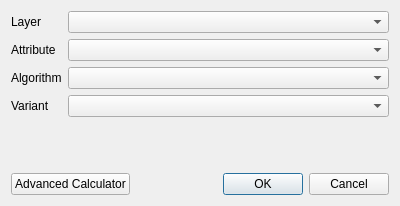
gem/oq-irmt-qgis, file svir/ui_normalization.ui: the form before one commit.
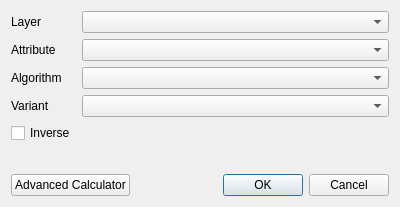
The form after the commit.

Commit message: Preliminary attempt to create inverse transformations and to implement ranking variants

What changed in the file:
```diff
--- a/svir/ui_normalization.ui
+++ b/svir/ui_normalization.ui
@@ -10,7 +10,7 @@
     <x>0</x>
     <y>0</y>
     <width>400</width>
-    <height>206</height>
+    <height>207</height>
    </rect>
   </property>
   <property name="windowTitle">
@@ -62,6 +62,13 @@
      <item row="3" column="1">
       <widget class="QComboBox" name="variant_cbx"/>
      </item>
+     <item row="4" column="0">
+      <widget class="QCheckBox" name="inverse_ckb">
+       <property name="text">
+        <string>Inverse</string>
+       </property>
+      </widget>
+     </item>
     </layout>
    </item>
    <item row="1" column="0">
```
The commit also changes 4 other files.
